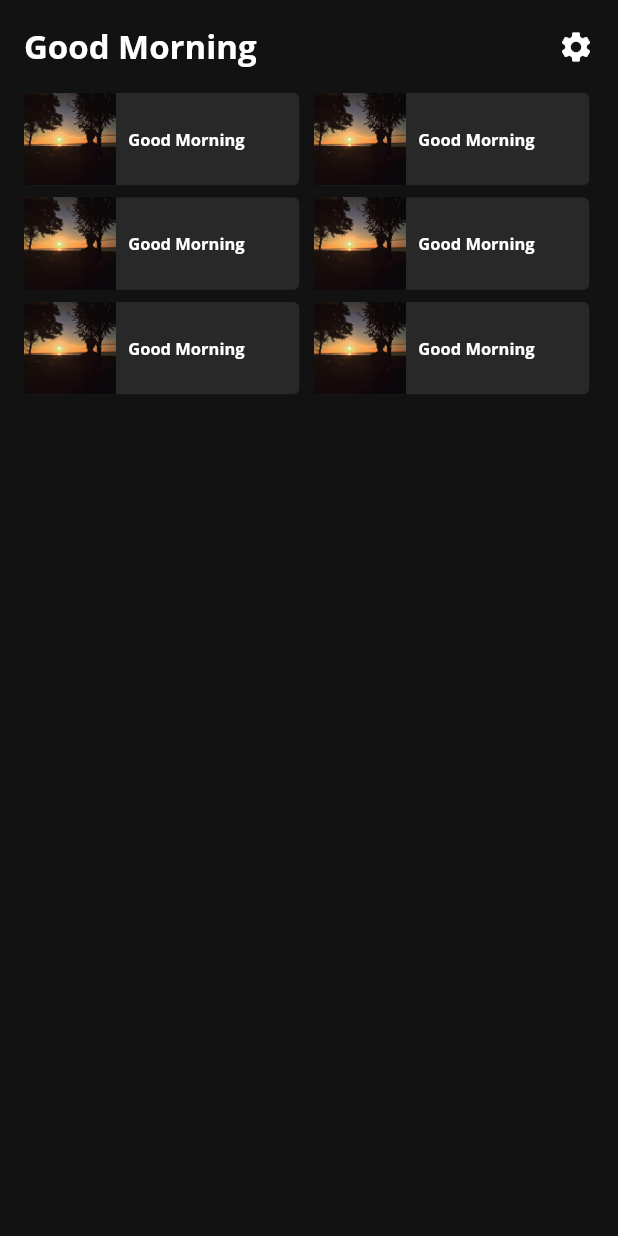
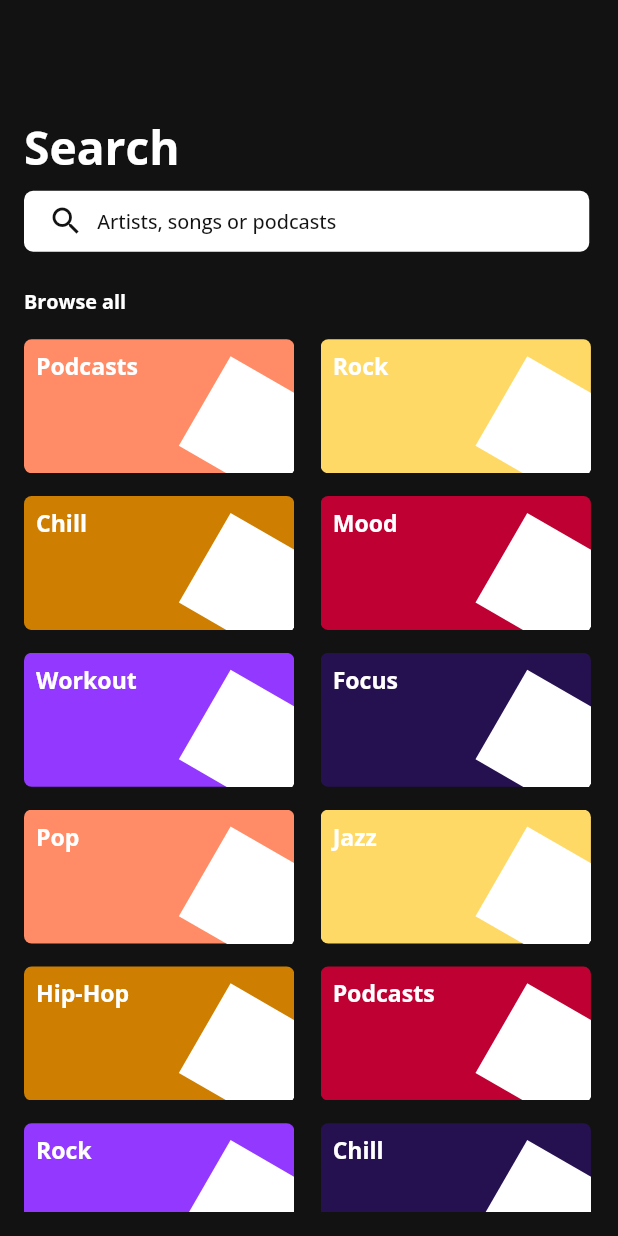
Before and after one commit to furkankalafat/spotify-clone, a Flutter app: the screen it shows after launch, on a phone screen of 412 x 824 dp. Run offline on Flutter 3.47's test engine with Material 2 defaults, Android fonts, the phone set to English and light mode, and no system bars; our stand-ins replace flutter_screenutil, google_fonts.

Commit message:
search bar and browse all carousel list added

```diff
--- a/lib/main.dart
+++ b/lib/main.dart
@@ -1,6 +1,6 @@
 import 'package:flutter/material.dart';
 import 'package:flutter_screenutil/flutter_screenutil.dart';
-import 'package:spotify_clone/presentation/pages/welcome_page/view/welcome_view.dart';
+import 'package:spotify_clone/presentation/pages/search_page/view/search_view.dart';
 
 void main() {
   runApp(const MyApp());
@@ -15,7 +15,7 @@ class MyApp extends StatelessWidget {
       designSize: const Size(375, 812),
       builder: (context, child) {
         return const MaterialApp(
-          home: WelcomeView(),
+          home: SearchView(),
         );
       },
     );
--- a/lib/presentation/app_ui/app_text/app_text.dart
+++ b/lib/presentation/app_ui/locale_text/locale_text.dart
@@ -5,5 +5,9 @@ class LocaleText {
   }
 
   LocaleText._init();
+
   final String welcomeText = "Good Morning";
+  final String searchTitle = "Search";
+  final String searchBarDescription = "Artists, songs or podcasts";
+  final String browseAll = "Browse all";
 }
--- /dev/null
+++ b/lib/presentation/pages/search_page/view/search_view.dart
@@ -0,0 +1,55 @@
+import 'package:flutter/material.dart';
+import 'package:flutter_screenutil/flutter_screenutil.dart';
+import 'package:google_fonts/google_fonts.dart';
+import 'package:spotify_clone/presentation/app_components/widgets/named_widget.dart';
+import 'package:spotify_clone/presentation/app_ui/app_color/app_color.dart';
+import 'package:spotify_clone/presentation/app_ui/locale_text/locale_text.dart';
+import 'package:spotify_clone/presentation/pages/search_page/view/widget/browse_builder.dart';
+import 'package:spotify_clone/presentation/pages/search_page/view/widget/search_bar.dart';
+
+class SearchView extends StatelessWidget {
+  const SearchView({Key? key}) : super(key: key);
+
+  @override
+  Widget build(BuildContext context) {
+    return Scaffold(
+      backgroundColor: AppColor.instance.spotifyDark,
+      body: Padding(
+        padding: const EdgeInsets.only(left: 16, right: 16, bottom: 16),
+        child: SingleChildScrollView(
+          child: Column(
+            crossAxisAlignment: CrossAxisAlignment.start,
+            children: [
+              SizedBox(
+                height: 76.h,
+              ),
+              Text(
+                LocaleText.instance.searchTitle,
+                style: GoogleFonts.openSans(
+                    fontSize: 28.sp,
+                    fontWeight: FontWeight.bold,
+                    color: AppColor.instance.spotifyWhite),
+              ),
+              SizedBox(
+                height: 8.h,
+              ),
+              const SearchBar(),
+              SizedBox(
+                height: 24.h,
+              ),
+              NamedWidget(
+                text: LocaleText.instance.browseAll,
+                textStyle: GoogleFonts.openSans(
+                  fontSize: 12.sp,
+                  color: AppColor.instance.spotifyWhite,
+                  fontWeight: FontWeight.bold,
+                ),
+                child: const BrowseBuilder(),
+              ),
+            ],
+          ),
+        ),
+      ),
+    );
+  }
+}
--- /dev/null
+++ b/lib/presentation/pages/search_page/view/widget/browse_builder.dart
@@ -0,0 +1,21 @@
+import 'package:flutter/material.dart';
+import 'package:flutter_screenutil/flutter_screenutil.dart';
+import 'package:spotify_clone/presentation/pages/search_page/view/widget/browse_item.dart';
+
+class BrowseBuilder extends StatelessWidget {
+  const BrowseBuilder({Key? key}) : super(key: key);
+
+  @override
+  Widget build(BuildContext context) {
+    final browseList = List<BrowseItem>.generate(
+        20,
+        (index) => BrowseItem(
+              index: index,
+            ));
+    return Wrap(
+      spacing: 16.w,
+      runSpacing: 15.h,
+      children: browseList,
+    );
+  }
+}
--- /dev/null
+++ b/lib/presentation/pages/search_page/view/widget/browse_item.dart
@@ -0,0 +1,125 @@
+import 'package:flutter/material.dart';
+import 'package:flutter_screenutil/flutter_screenutil.dart';
+import 'package:google_fonts/google_fonts.dart';
+import 'package:spotify_clone/presentation/app_components/widgets/clickable_container.dart';
+import 'package:spotify_clone/presentation/app_ui/app_color/app_color.dart';
+
+class BrowseItem extends StatelessWidget {
+  final int index;
+  const BrowseItem({
+    Key? key,
+    required this.index,
+  }) : super(key: key);
+
+  @override
+  Widget build(BuildContext context) {
+    final List<Color> colorList = [
+      const Color(0xFFff8c66),
+      const Color(0xFFffd966),
+      const Color(0xFFce7e00),
+      const Color(0xFFbe0032),
+      const Color(0xFF9339ff),
+      const Color(0xFF261150),
+      const Color(0xFFff8c66),
+      const Color(0xFFffd966),
+      const Color(0xFFce7e00),
+      const Color(0xFFbe0032),
+      const Color(0xFF9339ff),
+      const Color(0xFF261150),
+      const Color(0xFFff8c66),
+      const Color(0xFFffd966),
+      const Color(0xFFce7e00),
+      const Color(0xFFbe0032),
+      const Color(0xFF9339ff),
+      const Color(0xFF261150),
+      const Color(0xFFff8c66),
+      const Color(0xFFffd966),
+      const Color(0xFFce7e00),
+      const Color(0xFFbe0032),
+      const Color(0xFF9339ff),
+      const Color(0xFF261150),
+      const Color(0xFFff8c66),
+      const Color(0xFFffd966),
+      const Color(0xFFce7e00),
+      const Color(0xFFbe0032),
+      const Color(0xFF9339ff),
+      const Color(0xFF261150),
+    ];
+    final List<String> browseItemTitle = [
+      "Podcasts",
+      "Rock",
+      "Chill",
+      "Mood",
+      "Workout",
+      "Focus",
+      "Pop",
+      "Jazz",
+      "Hip-Hop",
+      "Podcasts",
+      "Rock",
+      "Chill",
+      "Mood",
+      "Workout",
+      "Focus",
+      "Pop",
+      "Jazz",
+      "Hip-Hop",
+      "Podcasts",
+      "Rock",
+      "Chill",
+      "Mood",
+      "Workout",
+      "Focus",
+      "Pop",
+      "Jazz",
+      "Hip-Hop",
+    ];
+    return ClickableContainer(
+      onTap: (() {}),
+      child: Stack(
+        children: [
+          Container(
+            width: 164.w,
+            height: 88.h,
+            decoration: BoxDecoration(
+              color: colorList[index],
+              borderRadius: BorderRadius.circular(5.r),
+            ),
+            child: Row(
+              mainAxisSize: MainAxisSize.min,
+              children: [
+                Padding(
+                  padding: const EdgeInsets.only(left: 8, top: 8),
+                  child: Align(
+                    alignment: Alignment.topLeft,
+                    child: Text(
+                      browseItemTitle[index],
+                      style: GoogleFonts.openSans(
+                        color: AppColor.instance.spotifyWhite,
+                        fontSize: 14.sp,
+                        fontWeight: FontWeight.bold,
+                      ),
+                    ),
+                  ),
+                ),
+              ],
+            ),
+          ),
+          Positioned(
+            right: -10,
+            bottom: -5,
+            child: RotationTransition(
+              turns: const AlwaysStoppedAnimation(30 / 360),
+              child: Container(
+                width: 68.w,
+                height: 68.h,
+                decoration:
+                    BoxDecoration(color: AppColor.instance.spotifyWhite),
+              ),
+            ),
+          ),
+        ],
+      ),
+    );
+  }
+}
--- /dev/null
+++ b/lib/presentation/pages/search_page/view/widget/search_bar.dart
@@ -0,0 +1,48 @@
+import 'package:flutter/material.dart';
+import 'package:flutter_screenutil/flutter_screenutil.dart';
+import 'package:google_fonts/google_fonts.dart';
+import 'package:spotify_clone/presentation/app_components/widgets/clickable_container.dart';
+import 'package:spotify_clone/presentation/app_ui/app_color/app_color.dart';
+import 'package:spotify_clone/presentation/app_ui/locale_text/locale_text.dart';
+
+class SearchBar extends StatelessWidget {
+  const SearchBar({Key? key}) : super(key: key);
+
+  @override
+  Widget build(BuildContext context) {
+    return ClickableContainer(
+      onTap: (() {}),
+      child: Container(
+        width: 343.w,
+        height: 40.h,
+        decoration: BoxDecoration(
+          color: AppColor.instance.spotifyWhite,
+          borderRadius: BorderRadius.circular(6.r),
+        ),
+        child: Padding(
+          padding: const EdgeInsets.only(left: 16, right: 16),
+          child: Row(
+            children: [
+              Icon(
+                Icons.search,
+                size: 24,
+                color: AppColor.instance.spotifyDark,
+              ),
+              SizedBox(
+                width: 8.w,
+              ),
+              Text(
+                LocaleText.instance.searchBarDescription,
+                style: GoogleFonts.openSans(
+                  fontSize: 12.sp,
+                  color: AppColor.instance.spotifyDark,
+                  fontWeight: FontWeight.w500,
+                ),
+              )
+            ],
+          ),
+        ),
+      ),
+    );
+  }
+}
--- a/lib/presentation/pages/welcome_page/view/welcome_view.dart
+++ b/lib/presentation/pages/welcome_page/view/welcome_view.dart
@@ -4,7 +4,7 @@ import 'package:google_fonts/google_fonts.dart';
 import 'package:spotify_clone/presentation/app_components/widgets/clickable_container.dart';
 import 'package:spotify_clone/presentation/app_components/widgets/named_widget.dart';
 import 'package:spotify_clone/presentation/app_ui/app_color/app_color.dart';
-import 'package:spotify_clone/presentation/app_ui/app_text/app_text.dart';
+import 'package:spotify_clone/presentation/app_ui/locale_text/locale_text.dart';
 import 'package:spotify_clone/presentation/pages/welcome_page/view/widgets/playlist_grid_builder.dart';
 
 class WelcomeView extends StatelessWidget {
--- a/lib/presentation/pages/welcome_page/view/widgets/playlist_grid_item.dart
+++ b/lib/presentation/pages/welcome_page/view/widgets/playlist_grid_item.dart
@@ -2,7 +2,7 @@ import 'package:flutter/material.dart';
 import 'package:flutter_screenutil/flutter_screenutil.dart';
 import 'package:google_fonts/google_fonts.dart';
 import 'package:spotify_clone/presentation/app_ui/app_color/app_color.dart';
-import 'package:spotify_clone/presentation/app_ui/app_text/app_text.dart';
+import 'package:spotify_clone/presentation/app_ui/locale_text/locale_text.dart';
 
 class PlaylistGridItem extends StatelessWidget {
   const PlaylistGridItem({Key? key}) : super(key: key);
```
Also changed, not shown: 7 other files.
